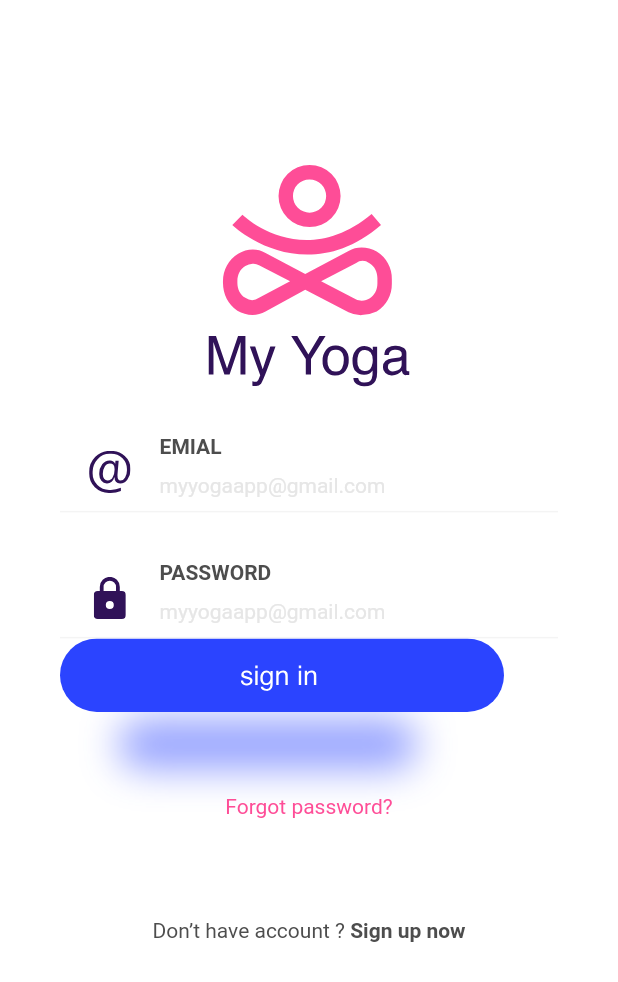
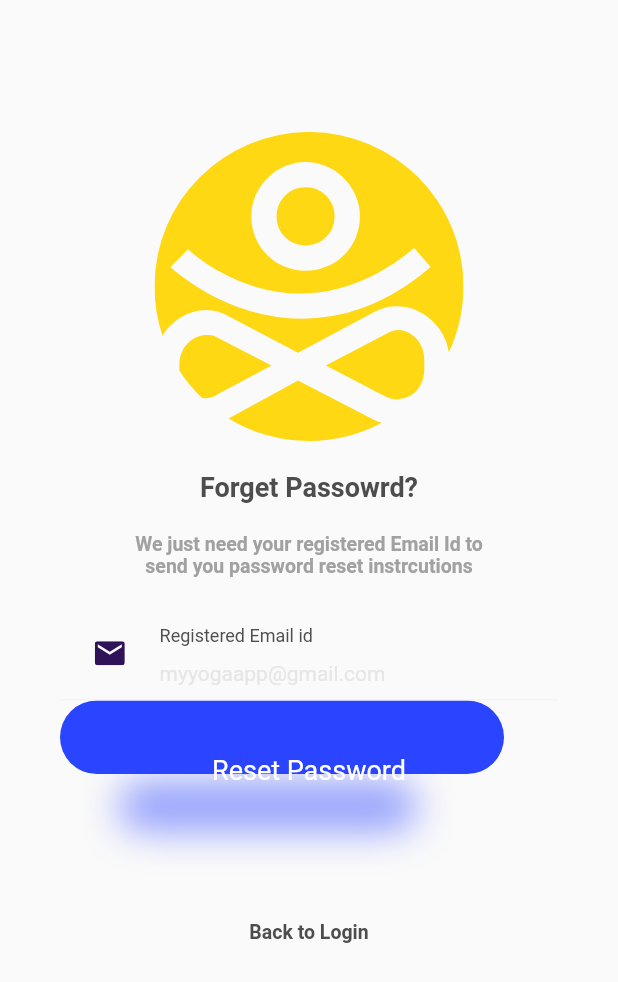
Before and after one commit to luoqiao6/flutter_my_yoga, a Flutter app: the screen it shows after launch, on a phone screen of 412 x 824 dp. Shown: the top 982 px of the screen. Run offline on Flutter 3.47's test engine with Material 2 defaults, Android fonts, the phone set to English and light mode, and no system bars; our stand-ins replace flutter_svg; Roboto replaces fonts that are missing (GoogleSans, GoogleSans-Bold, GoogleSans-Medium).

Commit message:
密码重置页面完成

```diff
--- a/lib/main.dart
+++ b/lib/main.dart
@@ -3,7 +3,8 @@ import 'package:flutter_my_yoga/pages/init_page.dart';
 import 'package:flutter_my_yoga/pages/login_page.dart';
 import 'package:flutter_my_yoga/utils/colors.dart';
 import 'package:flutter_my_yoga/utils/textStyles.dart';
-
+import 'package:flutter_my_yoga/pages/register_page.dart';
+import 'package:flutter_my_yoga/pages/password_reset_page.dart';
 
 //    Google Sans-Bold
 //    Google Sans-Medium
@@ -37,7 +38,7 @@ class MyYogaState extends State<MyYoga> {
         primaryColor: YogaColors.red,
         backgroundColor: YogaColors.red,
         accentColor: YogaColors.red,
-        scaffoldBackgroundColor: YogaColors.red,
+        //scaffoldBackgroundColor: YogaColors.red,
         textTheme: TextTheme(
           body1: TextStyle(
             color: YogaColors.white,
@@ -47,7 +48,7 @@ class MyYogaState extends State<MyYoga> {
 
         )
       ),
-      home: LoginPage(),//InitPage(),
+      home: PasswordRestPage(),//RegisterPage(),//LoginPage(),//InitPage(),
     );
   }
 }
--- a/lib/pages/init_page.dart
+++ b/lib/pages/init_page.dart
@@ -1,6 +1,6 @@
 import 'package:flutter/material.dart';
 import 'package:flutter_svg/flutter_svg.dart';
-
+import 'package:flutter_my_yoga/utils/colors.dart';
 
 class InitPage extends StatefulWidget {
 
@@ -16,6 +16,7 @@ class _InitPageState extends State<InitPage> {
   Widget build(BuildContext context) {
 
     return Scaffold(
+      backgroundColor: YogaColors.red,
       body: Center(
         child: Column(
           children: <Widget>[
--- a/lib/pages/login_page.dart
+++ b/lib/pages/login_page.dart
@@ -67,6 +67,8 @@ class _LoginPageState extends State<LoginPage> {
                           child: SvgPicture.asset(
                             'res/images/email_icon.svg',
                             width: 134,
+
+
                             //height: 285,
                             //semanticsLabel: 'Acme Logo'
                           ),
--- /dev/null
+++ b/lib/pages/password_reset_page.dart
@@ -0,0 +1,223 @@
+import 'package:flutter/material.dart';
+import 'package:flutter_svg/flutter_svg.dart';
+import 'package:flutter_my_yoga/utils/colors.dart';
+import 'package:flutter_my_yoga/utils/textStyles.dart';
+
+class PasswordRestPage extends StatefulWidget {
+
+  @override
+  State<StatefulWidget> createState() {
+
+    return _PasswordRestPageState();
+  }
+}
+
+class _PasswordRestPageState extends State<PasswordRestPage> {
+
+  @override
+  Widget build(BuildContext context) {
+
+    return Scaffold(
+      body: Center(
+        child: Padding(
+          padding: EdgeInsets.only(left: 40, right: 40),
+          child: Column(
+            //mainAxisAlignment: MainAxisAlignment.center,
+            //crossAxisAlignment: CrossAxisAlignment.center,
+            children: <Widget>[
+
+
+              /// Circle log
+              Padding(
+                padding: EdgeInsets.only(top: 88),
+                child: Container(
+                  child: SvgPicture.asset(
+                    'res/images/logo_circle.svg',
+                    width: 206,
+                  ),
+                ),
+              ),
+
+
+              Padding(
+                padding: EdgeInsets.only(top: 20),
+                child: Container(
+                  child: Text('Forget Passowrd?', style: YogaTextStyles.googleSanBlack77Medium,),
+                ),
+              ),
+
+              Padding(
+                padding: EdgeInsets.only(top: 20),
+                child: Container(
+                  child: Text(
+                    'We just need your registered Email Id to',
+                    style: YogaTextStyles.googleSanBlack161Medium,
+                  ),
+                ),
+              ),
+
+              Padding(
+                padding: EdgeInsets.only(top: 0),
+                child: Container(
+                  child: Text(
+                    'send you password reset instrcutions',
+                    style: YogaTextStyles.googleSanBlack161Medium,
+                  ),
+                ),
+              ),
+
+
+              /// Email Field
+              Padding(
+                padding: EdgeInsets.only(top: 32),
+                child: Container(
+                  width: MediaQuery.of(context).size.width,
+                  alignment: Alignment.bottomCenter,
+                  decoration: BoxDecoration(
+                    border: Border(
+                      bottom: BorderSide(
+                          color: YogaColors.black244
+                      ),
+//                        top: BorderSide(
+//                            color: YogaColors.black244
+//                        ),
+                    ),
+                  ),
+
+
+                  child: Row(
+                    crossAxisAlignment: CrossAxisAlignment.center,
+                    children: <Widget>[
+                      Expanded(
+                        flex:1,
+                        child: Container(
+                          //width: 26,
+                          height: 28,
+                          padding: EdgeInsets.only(bottom: 12),
+                          //alignment: Alignment.bottomLeft,
+                          child: SvgPicture.asset(
+                            'res/images/mail_icon.svg',
+                            //width: 20,
+                            //height: 20,
+                            //color: YogaColors.black77,
+                            //height: 285,
+                            //semanticsLabel: 'Acme Logo'
+                          ),
+                        ),
+                      )
+                      ,
+
+                      Expanded(
+                        flex: 4,
+                        child: Container( /// Email
+                          //width: 296,
+                          padding: EdgeInsets.only(left: 0),
+                          child: Column(
+                            children: <Widget>[
+
+                              Container(
+                                alignment: Alignment.topLeft,
+                                child: Text(
+                                  'Registered Email id',
+                                  style: YogaTextStyles.montserratRegular12Black77,
+                                ),
+                              ),
+
+                              TextField(
+                                controller: TextEditingController(),
+                                decoration: InputDecoration(
+                                  hintText: 'myyogaapp@gmail.com',
+                                  hintStyle: YogaTextStyles.googleSanHint,
+                                  border: InputBorder.none,
+                                  isDense: true,
+//                                  enabledBorder: UnderlineInputBorder(
+//                                    borderSide: BorderSide(
+//                                      width: 1,
+//                                      color: YogaColors.red,
+//                                    )
+//                                  ),
+//                                  focusedBorder: UnderlineInputBorder(
+//                                      borderSide: BorderSide(
+//                                        width: 1,
+//                                        color: YogaColors.red,
+//                                      )
+//                                  ),
+                                ),
+                              )
+                            ],
+                          ),
+                        ),
+                      ),
+
+                    ],
+                  ),
+                ),
+              ),
+
+              /// Button
+              Padding(
+                padding: EdgeInsets.only(top: 0),
+                child: Container(
+//                  decoration: BoxDecoration(
+//                    border: Border(
+//                    bottom: BorderSide(
+//                        color: YogaColors.black244
+//                    ),
+//                    top: BorderSide(
+//                        color: YogaColors.black244
+//                    ),
+//                    ),
+//                  ),
+                  child: Stack(
+                    children: <Widget>[
+
+                      /// Button Shadow
+                      Container(
+                        padding: EdgeInsets.only(top: 15),
+//                        decoration: BoxDecoration(
+//                          border: Border(
+//                            bottom: BorderSide(
+//                                color: YogaColors.red
+//                            ),
+//                            top: BorderSide(
+//                                color: YogaColors.red
+//                            ),
+//                          ),
+//                        ),
+                        child: Image.asset('res/images/button_shadow_199.png'),
+                      ),
+
+                      /// Button Shape
+                      Container(
+                        child: SvgPicture.asset(
+                          'res/images/button_shape_196.svg',
+                        ),
+                      ),
+
+                      /// Button text
+                      Container(
+                        alignment: Alignment.center,
+                        padding: EdgeInsets.only(top: 36),
+                        child: Text('Reset Password', style: YogaTextStyles.buttonText,),
+                      ),
+
+
+                    ],
+                  ),
+                ),
+              ),
+
+              Padding(
+                padding: EdgeInsets.only(top: 20),
+                child: Container(
+                  child: Text('Back to Login', style: YogaTextStyles.googleSanBold13Black77,),
+                ),
+              ),
+
+            ],
+          ),
+        ),
+      ),
+    );
+  }
+}
--- a/lib/utils/colors.dart
+++ b/lib/utils/colors.dart
@@ -8,6 +8,7 @@ class YogaColors {
   static const Color blue = Color.fromARGB(255, 43, 68, 255);
   static const Color green = Color.fromARGB(255, 0, 217, 101);
   static const Color black77 = Color.fromARGB(255, 77, 77, 77);
+  static const Color black161 = Color.fromARGB(255, 161, 161, 161);
   static const Color black230 = Color.fromARGB(255, 230, 230, 230);
   static const Color lightPink = Color.fromARGB(255, 255, 246, 246);
   static const Color white = Color.fromARGB(255, 255, 255, 255);
--- a/lib/utils/textStyles.dart
+++ b/lib/utils/textStyles.dart
@@ -35,5 +35,46 @@ class YogaTextStyles {
     fontWeight: FontWeight.bold,
   );
 
+  static const googleSanBold13Black77 = TextStyle(
+    color: YogaColors.black77,
+    fontSize: 13,
+    fontFamily: 'GoogleSans-Bold',
+    fontWeight: FontWeight.bold,
+  );
+
+  static const googleSanBlack77Medium = TextStyle(
+    color: YogaColors.black77,
+    fontSize: 18,
+    fontFamily: 'GoogleSans-Medium',
+    fontWeight: FontWeight.bold,
+  );
+
+  static const googleSanBlack161Medium = TextStyle(
+    color: YogaColors.black161,
+    fontSize: 13,
+    fontFamily: 'GoogleSans-Medium',
+    fontWeight: FontWeight.bold,
+
+  );
+
+  static const avenirHeavyPurple = TextStyle(
+    color: YogaColors.purple,
+    fontSize: 28,
+    fontFamily: 'Avenir',
+    fontWeight: FontWeight.bold,
+  );
+
+  static const buttonText = TextStyle(
+    color: YogaColors.white,
+    fontSize: 18,
+    fontFamily: 'Montserrat-Medium',
+
+  );
+
+  static const montserratRegular12Black77 = TextStyle(
+    color: YogaColors.black77,
+    fontSize: 12,
+    fontFamily: 'Montserrat-Regular',
+  );
 
 }
```
Also changed, not shown: lib/pages/register_page.dart (+356 -0 lines), res/images/button_shadow_199.png (added), res/images/button_shape_196.svg (added), res/images/logo_circle.svg (added), res/images/mail_icon.svg (added).
